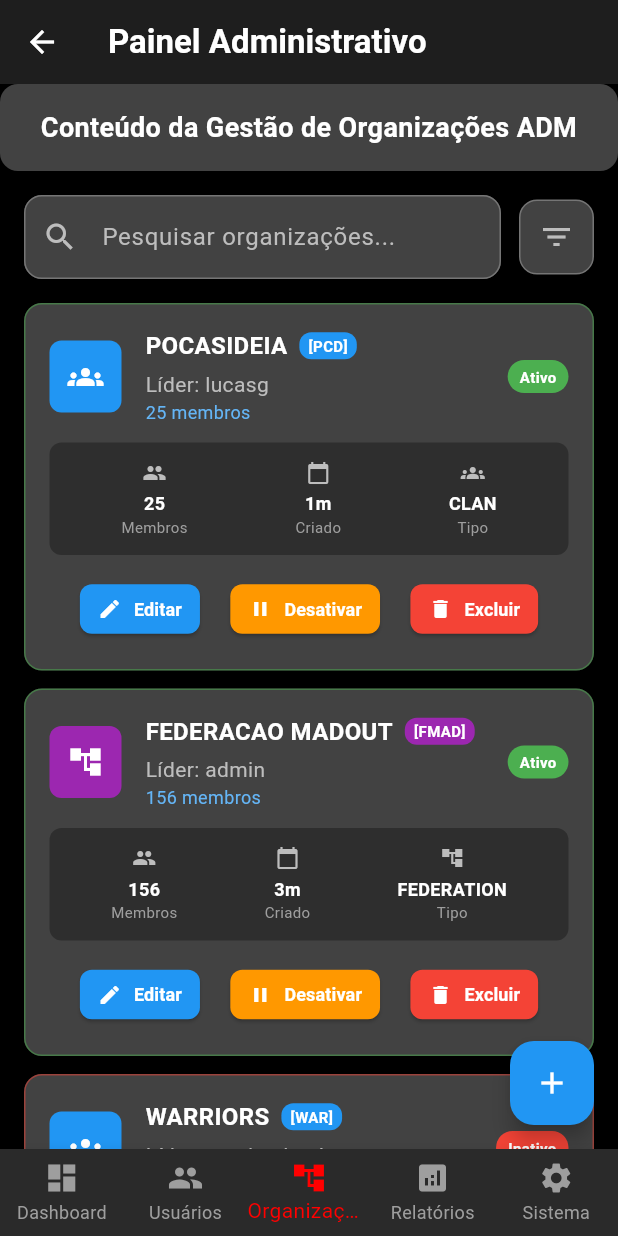
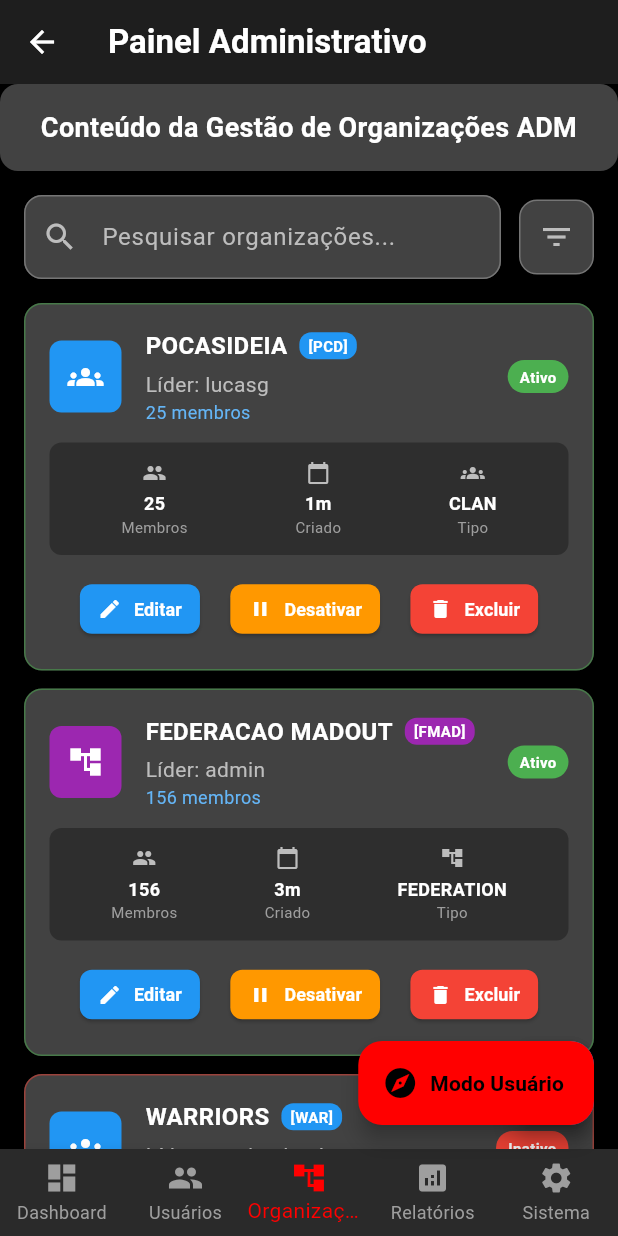
Before and after one commit to lucasmd12/gamepro, a Flutter app: the AdminPanelScreen screen opened directly, item 3 of the bottom bar chosen, on a phone screen of 412 x 824 dp. Run offline on Flutter 3.47's test engine with Material 3 defaults, Android fonts, the phone set to English and light mode, and no system bars; our stand-ins replace audioplayers, cached_network_image, connectivity_plus, file_picker, firebase_core, firebase_crashlytics and 19 more; missing offline and left inert: firebase_app_check, flutter_sound, flutter_webrtc, jitsi_meet_flutter_sdk; accounts and stored records are empty; network calls fail; statements that could not run were skipped; project files that could hold a hidden picture were left out.

Commit message:
Update admin_panel_screen.dart

```diff
--- a/lib/screens/admin_panel_screen.dart
+++ b/lib/screens/admin_panel_screen.dart
@@ -4,6 +4,7 @@ import 'package:lucasbeatsfederacao/screens/admin/admin_user_management.dart';
 import 'package:lucasbeatsfederacao/screens/admin/admin_organization_management.dart';
 import 'package:lucasbeatsfederacao/screens/admin/admin_reports_screen.dart';
 import 'package:lucasbeatsfederacao/screens/admin/admin_system_settings.dart';
+import 'package:lucasbeatsfederacao/screens/home_screen.dart'; // Import da HomeScreen
 
 class AdminPanelScreen extends StatefulWidget {
   const AdminPanelScreen({super.key});
@@ -34,8 +35,21 @@ class _AdminPanelScreenState extends State<AdminPanelScreen> {
     return Scaffold(
       appBar: AppBar(
         title: const Text('Painel Administrativo'),
+        // O botão de voltar será tratado automaticamente pelo Navigator
       ),
       body: _adminScreens[_selectedIndex],
+      // 👇 BOTÃO ADICIONADO PARA NAVEGAR PARA A EXPERIÊNCIA COMUM
+      floatingActionButton: FloatingActionButton.extended(
+        onPressed: () {
+          // Navega para a HomeScreen
+          Navigator.of(context).push(
+            MaterialPageRoute(builder: (context) => const HomeScreen()),
+          );
+        },
+        icon: const Icon(Icons.explore),
+        label: const Text('Modo Usuário'),
+        tooltip: 'Navegar pelo aplicativo como usuário',
+      ),
       bottomNavigationBar: BottomNavigationBar(
         items: const <BottomNavigationBarItem>[
           BottomNavigationBarItem(
```
